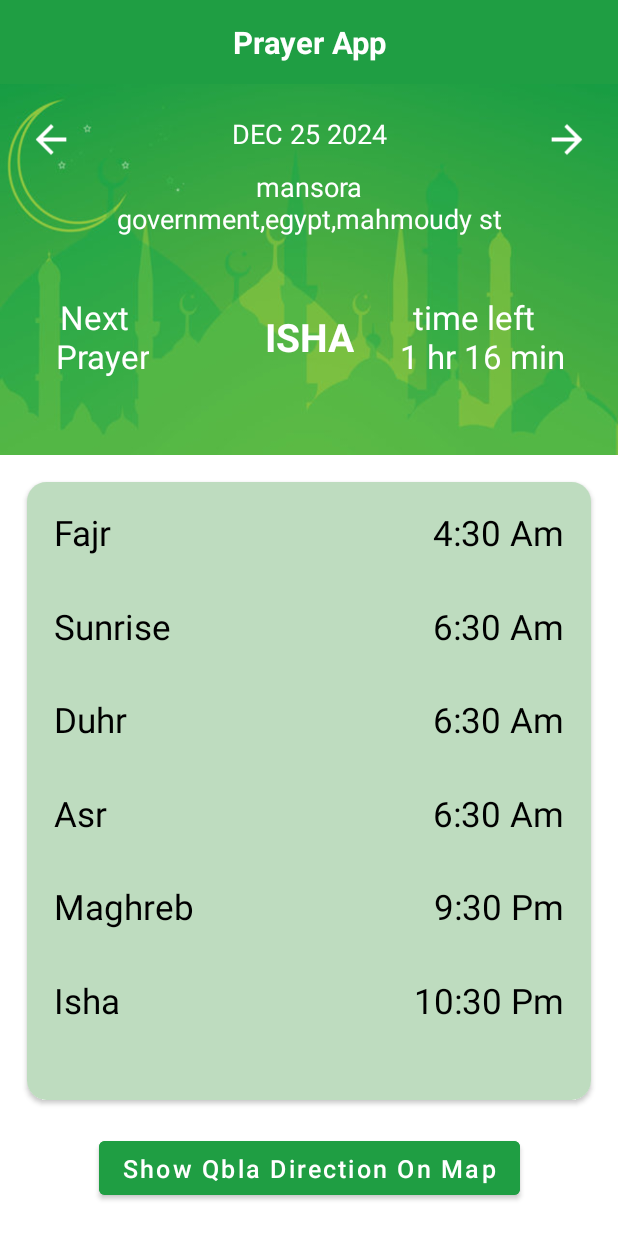
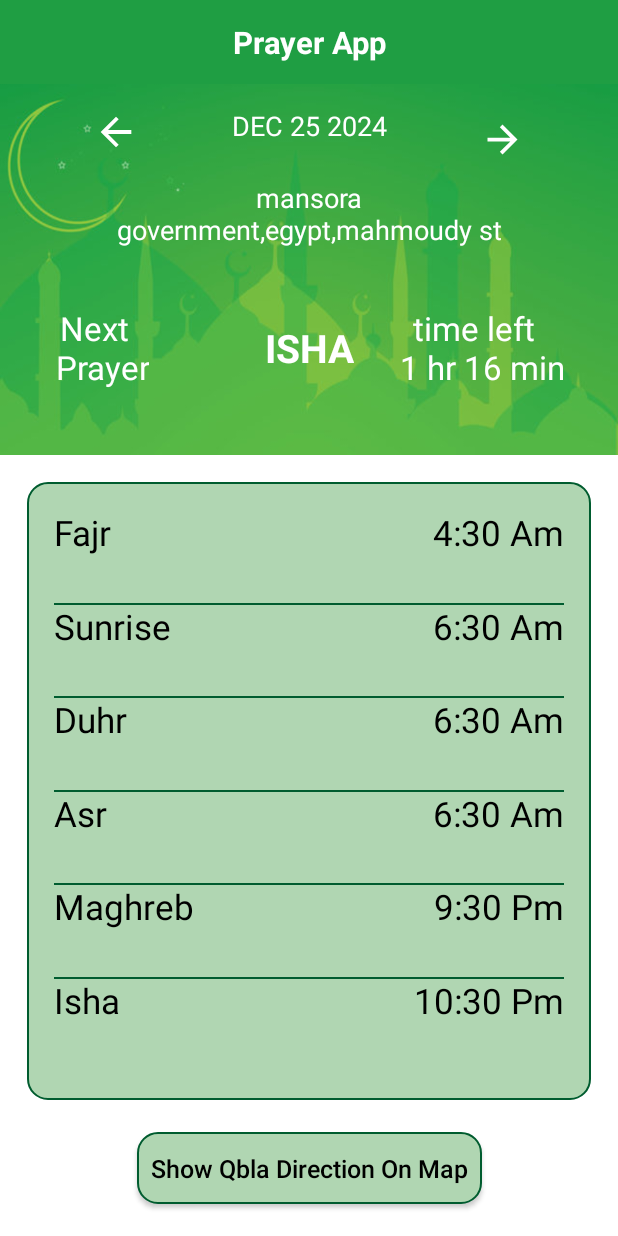
Before and after one commit to abdallah-marwad/prayer_app, an Android app: the screen it shows after launch (MainActivity), on a phone screen of 412 x 824 dp. Run offline under Robolectric (Android 15) with nearby library versions, the phone set to English and light mode, and no system bars; our stand-ins replace data binding, sdp/ssp sizes; libraries missing offline, so code that uses them is left out: com.shashank.sony.

Commit message:
Finishing The App

```diff
--- a/app/src/main/java/com/abdallah/prayerapp/utils/location/LocationPermission.kt
+++ b/app/src/main/java/com/abdallah/prayerapp/utils/location/LocationPermission.kt
@@ -96,7 +96,7 @@ class LocationPermission {
                 if (location == null) {
                     BuildToast.showToast(
                         context,
-                        "cannot access location , please waite... ",
+                        "cannot access location , please wait... ",
                         FancyToast.ERROR
                     )
                     getCurrentLocationIfLastLocationIsNull(context,sharedInstance)
--- /dev/null
+++ b/app/src/main/res/drawable/btn_bg.xml
@@ -0,0 +1,9 @@
+<?xml version="1.0" encoding="utf-8"?>
+<shape xmlns:android="http://schemas.android.com/apk/res/android">
+<corners android:radius="@dimen/_10sdp"/>
+    <solid android:color="@color/card_bg"/>
+
+    <stroke android:color="@color/status_bg"
+        android:width="1dp"/>
+
+</shape>
--- a/app/src/main/res/layout/fragment_prayers.xml
+++ b/app/src/main/res/layout/fragment_prayers.xml
@@ -37,12 +37,12 @@
                 style="@style/prayerFrag_dateAndLocation_txt_style"
                 android:layout_width="wrap_content"
                 android:layout_height="0dp"
-                android:layout_marginTop="@dimen/_16sdp"
+                android:layout_marginTop="@dimen/_12sdp"
 
                 android:text="@string/demo_date_txt_prayert"
                 android:textColor="@color/white"
                 app:layout_constraintEnd_toEndOf="parent"
-                app:layout_constraintHeight_percent="0.12"
+                app:layout_constraintHeight_percent="0.14"
                 app:layout_constraintStart_toStartOf="parent"
                 app:layout_constraintTop_toTopOf="@id/prayerFrag_childConstraint" />
 
@@ -51,7 +51,7 @@
                 style="@style/prayerFrag_dateAndLocation_txt_style"
                 android:layout_width="0dp"
                 android:layout_height="0dp"
-                android:layout_marginTop="@dimen/_4sdp"
+                android:layout_marginTop="@dimen/_10sdp"
                 android:maxLines="2"
                 android:text="@string/demo_location_txt_prayert"
                 android:textColor="@color/white"
@@ -68,8 +68,8 @@
                 android:padding="@dimen/_4sdp"
 
                 android:src="@drawable/arrow_back_black"
-                app:layout_constraintEnd_toStartOf="@+id/prayerFrag_location_txt"
-                app:layout_constraintHeight_percent="0.3"
+                app:layout_constraintEnd_toStartOf="@+id/prayerFrag_date_txt"
+                app:layout_constraintHeight_percent="0.26"
                 app:layout_constraintStart_toStartOf="parent"
                 app:layout_constraintTop_toTopOf="parent"
                 app:layout_constraintWidth_percent="0.1" />
@@ -83,7 +83,7 @@
                 android:src="@drawable/arrow_forward_black"
                 app:layout_constraintEnd_toEndOf="parent"
                 app:layout_constraintHeight_percent="0.3"
-                app:layout_constraintStart_toEndOf="@+id/prayerFrag_location_txt"
+                app:layout_constraintStart_toEndOf="@+id/prayerFrag_date_txt"
                 app:layout_constraintTop_toTopOf="parent"
                 app:layout_constraintWidth_percent="0.1" />
 
@@ -137,22 +137,19 @@
 
         </androidx.constraintlayout.widget.ConstraintLayout>
 
-        <androidx.cardview.widget.CardView
-            android:id="@+id/cardView"
-            android:layout_width="match_parent"
-            android:layout_height="0dp"
-            android:layout_margin="@dimen/_14sdp"
-            app:cardCornerRadius="@dimen/_10sdp"
-            app:layout_constraintEnd_toEndOf="parent"
-            app:layout_constraintHeight_percent="0.5"
-            app:layout_constraintStart_toStartOf="parent"
-            app:layout_constraintTop_toBottomOf="@+id/prayerFrag_childConstraint">
+
 
             <androidx.constraintlayout.widget.ConstraintLayout
                 android:id="@+id/prayerrFrag_childConstraint_prayer"
                 android:layout_width="match_parent"
-                android:layout_height="match_parent"
-                android:background="#BEDCBF"
+                android:layout_height="0dp"
+                android:layout_margin="@dimen/_14sdp"
+                app:cardCornerRadius="@dimen/_10sdp"
+                app:layout_constraintEnd_toEndOf="parent"
+                app:layout_constraintHeight_percent="0.5"
+                app:layout_constraintStart_toStartOf="parent"
+                app:layout_constraintTop_toBottomOf="@+id/prayerFrag_childConstraint"
+                android:background="@drawable/btn_bg"
 
                 android:padding="@dimen/_14sdp">
 
@@ -167,11 +164,9 @@
                 <View
                     android:id="@+id/view"
                     android:layout_width="match_parent"
-                    android:layout_height="0dp"
-                    android:background="@color/status_bg"
-                    app:layout_constraintHeight_percent="0"
+                    style="@style/seprate_line_style"
                     app:layout_constraintTop_toBottomOf="@+id/prayerFrag_fajrTxt"
-                    tools:layout_editor_absoluteX="15dp" />
+                     />
 
                 <TextView
                     android:id="@+id/prayerFrag_sunriseTxt"
@@ -183,9 +178,7 @@
 
                 <View
                     android:layout_width="match_parent"
-                    android:layout_height="0dp"
-                    android:background="@color/status_bg"
-                    app:layout_constraintHeight_percent="0"
+                    style="@style/seprate_line_style"
                     app:layout_constraintTop_toBottomOf="@+id/prayerFrag_sunriseTxt"
                     tools:layout_editor_absoluteX="14dp" />
 
@@ -199,9 +192,7 @@
 
                 <View
                     android:layout_width="match_parent"
-                    android:layout_height="0dp"
-                    android:background="@color/status_bg"
-                    app:layout_constraintHeight_percent="0"
+                    style="@style/seprate_line_style"
                     app:layout_constraintTop_toBottomOf="@+id/prayerFrag_duhrTxt" />
 
                 <TextView
@@ -214,9 +205,7 @@
 
                 <View
                     android:layout_width="match_parent"
-                    android:layout_height="0dp"
-                    android:background="@color/status_bg"
-                    app:layout_constraintHeight_percent="0"
+                    style="@style/seprate_line_style"
                     app:layout_constraintTop_toBottomOf="@+id/prayerFrag_asrTxt" />
 
                 <TextView
@@ -229,9 +218,7 @@
 
                 <View
                     android:layout_width="match_parent"
-                    android:layout_height="0dp"
-                    android:background="@color/status_bg"
-                    app:layout_constraintHeight_percent="0"
+                    style="@style/seprate_line_style"
                     app:layout_constraintTop_toBottomOf="@+id/prayerFrag_maghrebTxt" />
 
                 <TextView
@@ -291,21 +278,21 @@
                     app:layout_constraintTop_toBottomOf="@+id/prayerFrag_maghrebTxt" />
             </androidx.constraintlayout.widget.ConstraintLayout>
 
-        </androidx.cardview.widget.CardView>
 
-        <Button
+        <androidx.appcompat.widget.AppCompatButton
             android:id="@+id/prayerFrag_button"
             android:layout_width="wrap_content"
             android:layout_height="wrap_content"
-            android:backgroundTint="@color/appbar_bg"
+            android:background="@drawable/btn_bg"
+            android:paddingHorizontal="@dimen/_7sdp"
             android:text="@string/show_qbla_direction_on_map"
             android:textAllCaps="false"
-            android:textColor="@color/white"
+            android:textColor="@color/black"
             android:textSize="@dimen/_13ssp"
             app:layout_constraintBottom_toBottomOf="parent"
             app:layout_constraintEnd_toEndOf="parent"
             app:layout_constraintStart_toStartOf="parent"
-            app:layout_constraintTop_toBottomOf="@+id/cardView" />
+            app:layout_constraintTop_toBottomOf="@+id/prayerrFrag_childConstraint_prayer" />
 
         <ProgressBar
             android:id="@+id/progress"
--- a/app/src/main/res/values/colors.xml
+++ b/app/src/main/res/values/colors.xml
@@ -15,6 +15,8 @@
     <color name="Line">@color/navy_blue</color>
     <color name="status_bg">#005C2F</color>
     <color name="appbar_bg">#1F9E43</color>
+    <color name="card_bg">#B0D6B2</color>
+    <color name="btn_bg">#93CC96</color>
 
 
 </resources>
--- a/app/src/main/res/values/themes.xml
+++ b/app/src/main/res/values/themes.xml
@@ -32,10 +32,8 @@
         <item name="layout_constraintHeight_percent">0.166</item>
     </style>
     <style name="seprate_line_style">
-        <item name="android:textSize">@dimen/_18ssp</item>
-        <item name="android:textColor">@color/text_color</item>
-        <item name="android:layout_height">0dp</item>
-        <item name="layout_constraintHeight_percent">0.166</item>
+        <item name="android:layout_height">1dp</item>
+        <item name="android:background">@color/status_bg</item>
     </style>
 
 </resources>
```
